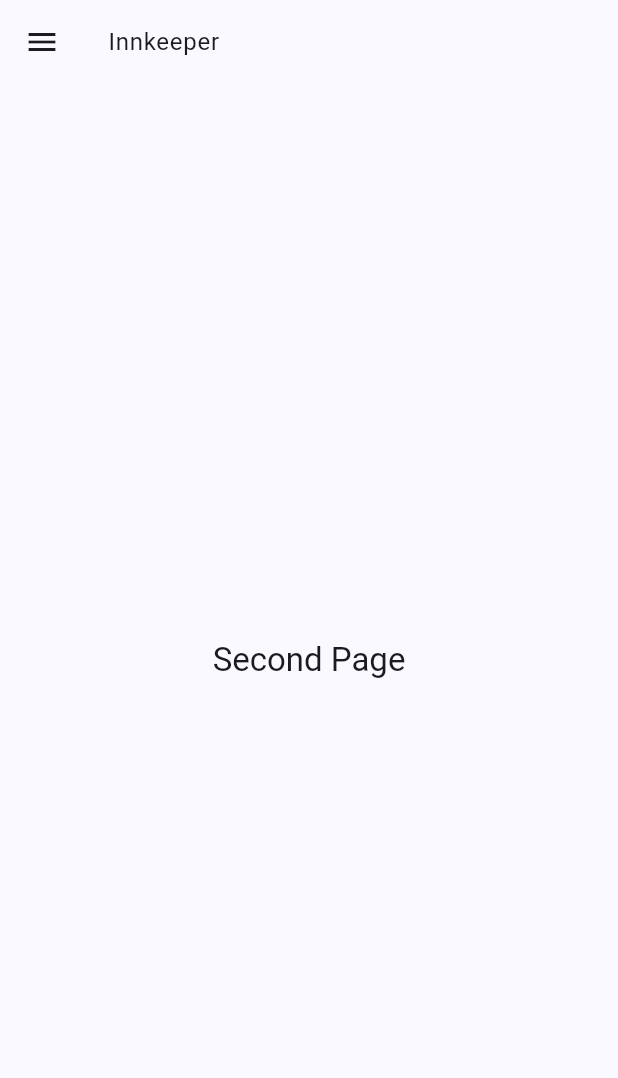
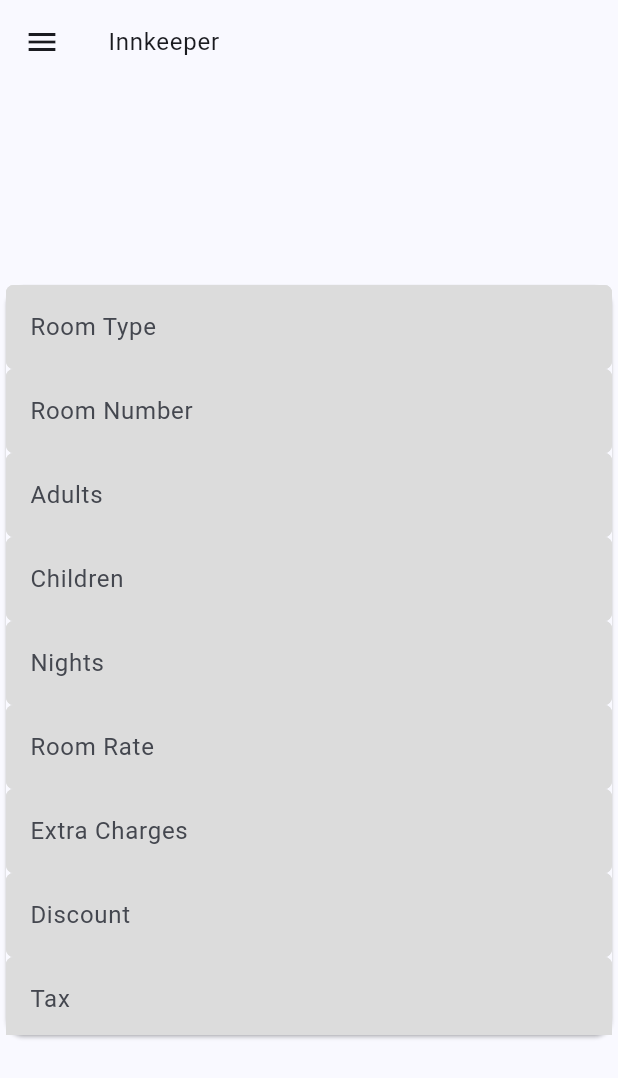
Before and after one commit to innkeeper-org/innkeeper-ui, a Flutter app: the screen it shows after launch, swiped to page 2, on a phone screen of 412 x 824 dp. Shown: the top 1078 px of the screen. Run offline on Flutter 3.47's test engine with Material 3 defaults, Android fonts, the phone set to English and light mode, and no system bars; drawn by our look-alikes of flutter_form_builder; our stand-ins replace dio, form_builder_validators; missing offline and left inert: dart:ffi, dart:js_interop, filter_list; statements that could not run were skipped.

Commit message:
set basic layout for room info

```diff
--- a/lib/front_office/screens/create_reservation/CreateReservation.dart
+++ b/lib/front_office/screens/create_reservation/CreateReservation.dart
@@ -1,8 +1,8 @@
 import 'package:flutter/cupertino.dart';
 import 'package:flutter/foundation.dart';
 import 'package:flutter/material.dart';
-import 'package:flutter/scheduler.dart';
 import 'package:frontend/front_office/screens/create_reservation/widgets/GuestInformation.dart';
+import 'package:frontend/front_office/screens/create_reservation/widgets/RoomInformation.dart';
 
 class CreateReservationPageView extends StatefulWidget {
   const CreateReservationPageView({super.key});
@@ -48,7 +48,7 @@ class _CreateReservationState extends State<CreateReservationPageView>
                   onSubmit: (Map<String, String> mp) {}),
             ),
             Center(
-              child: Text('Second Page', style: textTheme.titleLarge),
+              child: RoomInformationWidget(),
             ),
             Center(
               child: Text('Third Page', style: textTheme.titleLarge),
--- /dev/null
+++ b/lib/front_office/screens/create_reservation/widgets/RoomInformation.dart
@@ -0,0 +1,41 @@
+import 'package:flutter/material.dart';
+import 'package:flutter_form_builder/flutter_form_builder.dart';
+import 'package:frontend/front_office/screens/create_reservation/widgets/CustomFormTextField.dart';
+import 'package:frontend/front_office/screens/create_reservation/widgets/RoomInformationDetailsItem.dart';
+
+class RoomInformationWidget extends StatefulWidget {
+  @override
+  _RoomInformationFormState createState() => _RoomInformationFormState();
+}
+
+class _RoomInformationFormState extends State<RoomInformationWidget> {
+  @override
+  Widget build(BuildContext context) {
+    return const FormBuilder(
+        child: Wrap(
+      alignment: WrapAlignment.spaceBetween,
+      runAlignment: WrapAlignment.spaceBetween,
+      children: [RoomInformationDetails()],
+    ));
+  }
+}
+
+class RoomInformationDetails extends StatelessWidget {
+  const RoomInformationDetails({super.key});
+
+  @override
+  Widget build(BuildContext context) {
+    ThemeData theme = Theme.of(context);
+    return Card(
+      color: theme.cardColor,
+      elevation: 1,
+      child: SizedBox(
+        width: 800,
+        height: 500,
+        child: ListView(
+          children: [RoomInformationDetailsItem(), RoomInformationDetailsItem()],
+        ),
+      ),
+    );
+  }
+}
--- /dev/null
+++ b/lib/front_office/screens/create_reservation/widgets/RoomInformationDetailsItem.dart
@@ -0,0 +1,23 @@
+import 'package:flutter/cupertino.dart';
+import 'package:flutter/material.dart';
+import 'package:frontend/front_office/screens/create_reservation/widgets/CustomFormTextField.dart';
+
+class RoomInformationDetailsItem extends StatelessWidget {
+  @override
+  Widget build(BuildContext context){
+    return Column(
+      children: [
+        CustomFormTextField(name: "Room Type", validators: []),
+        CustomFormTextField(name: "Room Number", validators: []),
+        CustomFormTextField(name: "Adults", validators: []),
+        CustomFormTextField(name: "Children", validators: []),
+        CustomFormTextField(name: "Nights", validators: []),
+        CustomFormTextField(name: "Room Rate", validators: []),
+        CustomFormTextField(name: "Extra Charges", validators: []),
+        CustomFormTextField(name: "Discount", validators: []),
+        CustomFormTextField(name: "Tax", validators: []),
+        CustomFormTextField(name: "Amount", validators: []),
+      ],
+    );
+  }
+}
```
